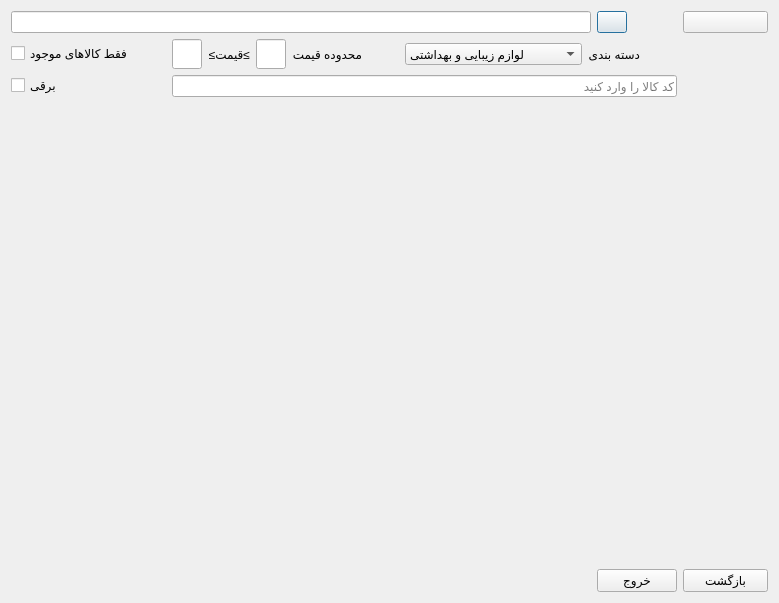
The window that searchdialog.ui (Alireza8hi/Project-DigiKala) describes before a commit, drawn with Qt 5.
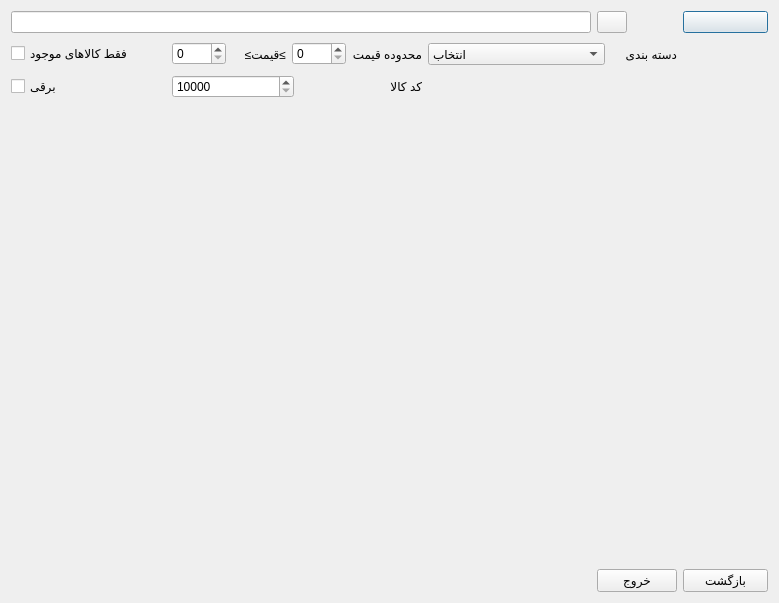
The same window after the commit. Icons and pictures are not drawn.

The edit to the form file:
```diff
--- a/searchdialog.ui
+++ b/searchdialog.ui
@@ -14,17 +14,33 @@
    <string>Dialog</string>
   </property>
   <layout class="QGridLayout" name="gridLayout">
-   <item row="0" column="1">
-    <widget class="QPushButton" name="ShowOptionsBtn">
+   <item row="0" column="0">
+    <widget class="QLineEdit" name="SearcLe">
      <property name="minimumSize">
       <size>
-       <width>30</width>
+       <width>580</width>
        <height>0</height>
       </size>
      </property>
      <property name="maximumSize">
       <size>
-       <width>30</width>
+       <width>580</width>
+       <height>16777215</height>
+      </size>
+     </property>
+    </widget>
+   </item>
+   <item row="0" column="2">
+    <widget class="QPushButton" name="SearchBtn">
+     <property name="minimumSize">
+      <size>
+       <width>70</width>
+       <height>0</height>
+      </size>
+     </property>
+     <property name="maximumSize">
+      <size>
+       <width>100</width>
        <height>16777215</height>
       </size>
      </property>
@@ -33,7 +49,7 @@
      </property>
      <property name="icon">
       <iconset resource="icons.qrc">
-       <normaloff>:/Icons/Icons/icon-gears-14.jpg</normaloff>:/Icons/Icons/icon-gears-14.jpg</iconset>
+       <normaloff>:/Icons/Icons/search-icon-png-5.png</normaloff>:/Icons/Icons/search-icon-png-5.png</iconset>
      </property>
     </widget>
    </item>
@@ -52,91 +68,17 @@
        </property>
       </widget>
      </item>
+     <item row="2" column="0">
+      <widget class="QCheckBox" name="ElectricCB">
+       <property name="text">
+        <string>برقی</string>
+       </property>
+      </widget>
+     </item>
      <item row="1" column="2">
       <layout class="QHBoxLayout" name="horizontalLayout">
        <item>
-        <widget class="QLineEdit" name="MinPriceLE">
-         <property name="minimumSize">
-          <size>
-           <width>30</width>
-           <height>30</height>
-          </size>
-         </property>
-         <property name="maximumSize">
-          <size>
-           <width>30</width>
-           <height>30</height>
-          </size>
-         </property>
-        </widget>
-       </item>
-       <item>
-        <widget class="QLabel" name="PriceRangeLbl2">
-         <property name="minimumSize">
-          <size>
-           <width>0</width>
-           <height>30</height>
-          </size>
-         </property>
-         <property name="maximumSize">
-          <size>
-           <width>58</width>
-           <height>30</height>
-          </size>
-         </property>
-         <property name="text">
-          <string>≥قیمت≥</string>
-         </property>
-        </widget>
-       </item>
-       <item>
-        <widget class="QLineEdit" name="MaxPriceLE">
-         <property name="minimumSize">
-          <size>
-           <width>30</width>
-           <height>30</height>
-          </size>
-         </property>
-         <property name="maximumSize">
-          <size>
-           <width>30</width>
-           <height>30</height>
-          </size>
-         </property>
-        </widget>
-       </item>
-       <item>
-        <widget class="QLabel" name="PriceRangeLbl">
-         <property name="minimumSize">
-          <size>
-           <width>0</width>
-           <height>30</height>
-          </size>
-         </property>
-         <property name="maximumSize">
-          <size>
-           <width>89</width>
-           <height>30</height>
-          </size>
-         </property>
-         <property name="text">
-          <string>محدوده قیمت</string>
-         </property>
-        </widget>
-       </item>
-       <item>
-        <spacer name="horizontalSpacer_2">
-         <property name="orientation">
-          <enum>Qt::Horizontal</enum>
-         </property>
-         <property name="sizeHint" stdset="0">
-          <size>
-           <width>40</width>
-           <height>20</height>
-          </size>
-         </property>
-        </spacer>
-       </item>
+        <layout class="QHBoxLayout" name="horizontalLayout_5">
        <item>
         <widget class="QComboBox" name="CategoryCombo">
          <property name="minimumSize">
@@ -151,16 +93,16 @@
            <height>16777215</height>
           </size>
          </property>
-         <item>
-          <property name="text">
-           <string>لوازم زیبایی و بهداشتی</string>
-          </property>
-         </item>
          <item>
           <property name="text">
            <string>انتخاب</string>
           </property>
          </item>
+           <item>
+            <property name="text">
+             <string>لوازم زیبایی و بهداشتی</string>
+            </property>
+           </item>
          <item>
           <property name="text">
            <string>دیجیتالی</string>
@@ -215,89 +157,85 @@
          </property>
         </widget>
        </item>
+        </layout>
+       </item>
+      </layout>
+     </item>
+     <item row="2" column="1">
+      <layout class="QHBoxLayout" name="horizontalLayout_2">
        <item>
-        <spacer name="horizontalSpacer">
-         <property name="orientation">
-          <enum>Qt::Horizontal</enum>
+        <widget class="QSpinBox" name="IDSB">
+         <property name="minimum">
+          <number>10000</number>
          </property>
-         <property name="sizeHint" stdset="0">
-          <size>
-           <width>40</width>
-           <height>20</height>
-          </size>
+         <property name="maximum">
+          <number>99999</number>
          </property>
-        </spacer>
+        </widget>
+       </item>
+       <item>
+        <widget class="QLabel" name="label">
+         <property name="text">
+          <string>کد کالا</string>
+         </property>
+        </widget>
        </item>
       </layout>
      </item>
      <item row="1" column="1">
-      <spacer name="horizontalSpacer_3">
-       <property name="orientation">
-        <enum>Qt::Horizontal</enum>
-       </property>
-       <property name="sizeHint" stdset="0">
+      <layout class="QHBoxLayout" name="horizontalLayout_3">
+       <item>
+        <widget class="QSpinBox" name="MinPriceSB"/>
+       </item>
+       <item>
+        <widget class="QLabel" name="PriceRangeLbl2">
+         <property name="minimumSize">
+          <size>
+           <width>0</width>
+           <height>30</height>
+          </size>
+         </property>
+         <property name="maximumSize">
         <size>
-         <width>40</width>
-         <height>20</height>
-        </size>
-       </property>
-      </spacer>
-     </item>
-     <item row="2" column="0">
-      <widget class="QCheckBox" name="ElectricCB">
+           <width>58</width>
+           <height>30</height>
+          </size>
+         </property>
        <property name="text">
-        <string>برقی</string>
+          <string>≥قیمت≥</string>
        </property>
       </widget>
      </item>
-     <item row="2" column="2">
-      <widget class="QLineEdit" name="IDLe">
-       <property name="inputMask">
-        <string/>
-       </property>
-       <property name="placeholderText">
-        <string>کد کالا را وارد کنید</string>
-       </property>
-      </widget>
-     </item>
-    </layout>
-   </item>
-   <item row="0" column="2">
-    <widget class="QPushButton" name="SearchBtn">
+       <item>
+        <widget class="QSpinBox" name="MaxPriceSB"/>
+       </item>
+       <item>
+        <widget class="QLabel" name="PriceRangeLbl">
      <property name="minimumSize">
       <size>
-       <width>70</width>
-       <height>0</height>
+           <width>0</width>
+           <height>30</height>
       </size>
      </property>
      <property name="maximumSize">
       <size>
-       <width>100</width>
-       <height>16777215</height>
+           <width>89</width>
+           <height>30</height>
       </size>
      </property>
      <property name="text">
-      <string/>
-     </property>
-     <property name="icon">
-      <iconset resource="icons.qrc">
-       <normaloff>:/Icons/Icons/search-icon-png-5.png</normaloff>:/Icons/Icons/search-icon-png-5.png</iconset>
-     </property>
-    </widget>
-   </item>
-   <item row="0" column="0">
-    <widget class="QLineEdit" name="SearcLe">
-     <property name="minimumSize">
-      <size>
-       <width>580</width>
-       <height>0</height>
-      </size>
-     </property>
-     <property name="maximumSize">
-      <size>
-       <width>580</width>
-       <height>16777215</height>
-      </size>
+          <string>محدوده قیمت</string>
+         </property>
+        </widget>
+       </item>
+      </layout>
+     </item>
+    </layout>
+   </item>
+   <item row="6" column="2">
+    <widget class="QPushButton" name="ReturnBtn">
+     <property name="text">
+      <string>بازگشت</string>
      </property>
     </widget>
    </item>
@@ -317,13 +255,6 @@
      </property>
     </spacer>
    </item>
-   <item row="6" column="2">
-    <widget class="QPushButton" name="ReturnBtn">
-     <property name="text">
-      <string>بازگشت</string>
-     </property>
-    </widget>
-   </item>
    <item row="6" column="1">
     <widget class="QPushButton" name="ExitBtn">
      <property name="text">
@@ -331,6 +262,29 @@
      </property>
     </widget>
    </item>
+   <item row="0" column="1">
+    <widget class="QPushButton" name="ShowOptionsBtn">
+     <property name="minimumSize">
+      <size>
+       <width>30</width>
+       <height>0</height>
+      </size>
+     </property>
+     <property name="maximumSize">
+      <size>
+       <width>30</width>
+       <height>16777215</height>
+      </size>
+     </property>
+     <property name="text">
+      <string/>
+     </property>
+     <property name="icon">
+      <iconset resource="icons.qrc">
+       <normaloff>:/Icons/Icons/icon-gears-14.jpg</normaloff>:/Icons/Icons/icon-gears-14.jpg</iconset>
+     </property>
+    </widget>
+   </item>
   </layout>
  </widget>
  <resources>
```
Lines whose indentation alone changed are shown as unchanged.
